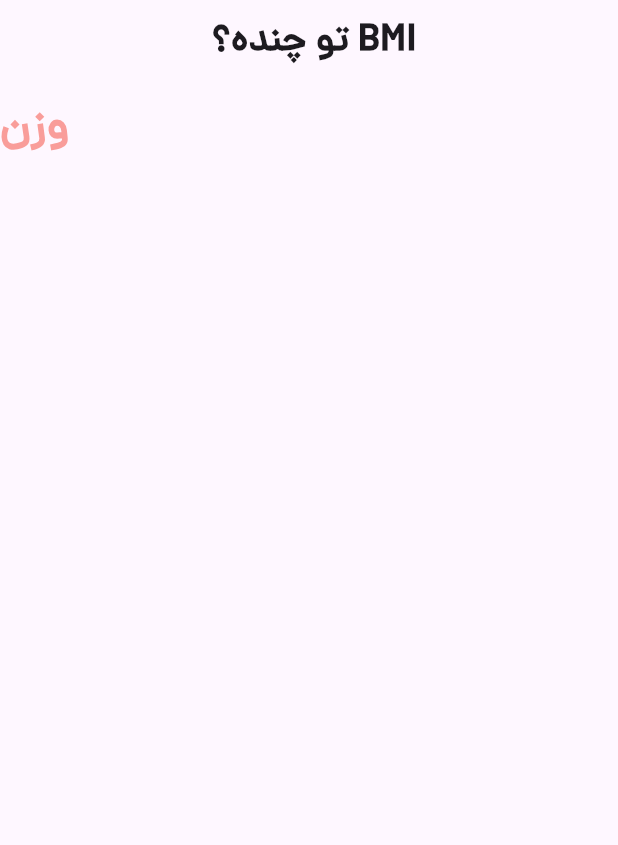
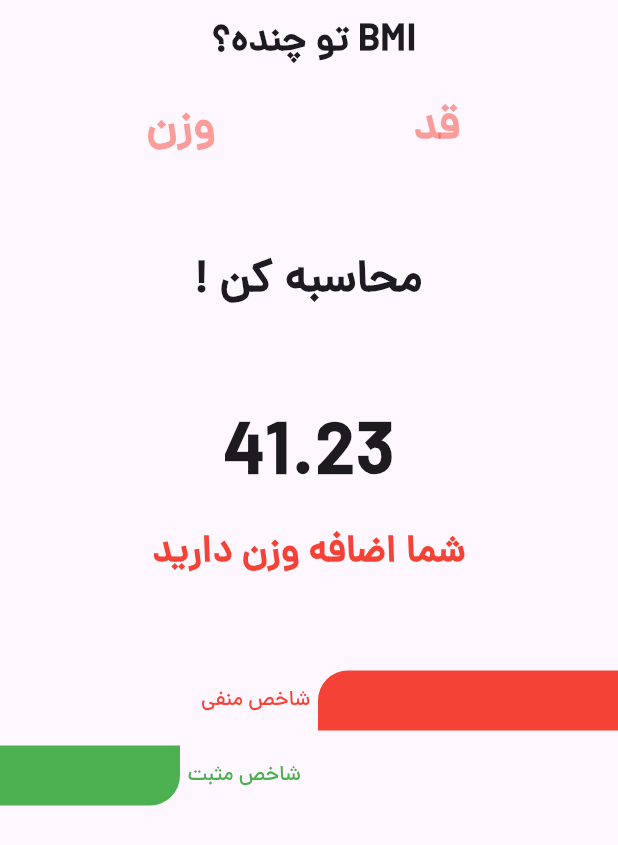
Before and after one commit to mahdiramezanii/bmi-calcul, a Flutter app: the screen it shows after launch, on a phone screen of 412 x 824 dp. Shown: the top 845 px of the screen. Run offline on Flutter 3.47's test engine with Material 3 defaults, Android fonts, the phone set to English and light mode, and no system bars.

Commit message:
complated ui

```diff
--- a/lib/main.dart
+++ b/lib/main.dart
@@ -23,9 +23,13 @@
           body: SafeArea(
             child: Column(
               children: [
+                Row(
+                  mainAxisAlignment: MainAxisAlignment.spaceEvenly,
+                  children: [
                     Container(
-                  width: 300,
+                      width: 100,
                       child: TextField(
+                        textAlign: TextAlign.center,
                         style: TextStyle(
                           color: Colors.red,
                           fontSize: 30,
@@ -35,9 +39,26 @@
                           border: InputBorder.none,
                           hintText: "وزن",
                           hintStyle: TextStyle(
-
                             color: Colors.red.withOpacity(0.5),
-
+                          ),
+                        ),
+                        keyboardType: TextInputType.text,
+                      ),
+                    ),
+                    Container(
+                      width: 100,
+                      child: TextField(
+                        textAlign: TextAlign.center,
+                        style: TextStyle(
+                          color: Colors.red,
+                          fontSize: 30,
+                          fontWeight: FontWeight.bold,
+                        ),
+                        decoration: InputDecoration(
+                          border: InputBorder.none,
+                          hintText: "قد",
+                          hintStyle: TextStyle(
+                            color: Colors.red.withOpacity(0.5),
                           ),
                         ),
                         keyboardType: TextInputType.text,
@@ -45,6 +66,36 @@
                     ),
                   ],
                 ),
+                SizedBox(height: 50),
+                InkWell(
+                  onTap: () {},
+                  child: Text(
+                    "! محاسبه کن",
+                    textAlign: TextAlign.center,
+                    style: TextStyle(fontSize: 30, fontWeight: FontWeight.bold),
+                  ),
+                ),
+                SizedBox(height: 60),
+                Text(
+                  "41.23",
+                  textAlign: TextAlign.center,
+                  style: TextStyle(fontSize: 50, fontWeight: FontWeight.w900),
+                ),
+                SizedBox(height: 10),
+                Text(
+                  "شما اضافه وزن دارید",
+                  textAlign: TextAlign.center,
+                  style: TextStyle(
+                      fontSize: 25,
+                      fontWeight: FontWeight.w900,
+                      color: Colors.red),
+                ),
+                SizedBox(height: 60),
+                RightShape(with_shap: 200),
+                SizedBox(height: 10),
+                LeftShape(with_shap: 120)
+              ],
+            ),
           )),
     );
   }
--- a/lib/widget/backgroun_right_shpae.dart
+++ b/lib/widget/backgroun_right_shpae.dart
@@ -11,15 +11,18 @@
     return Row(
       mainAxisAlignment: MainAxisAlignment.end,
       children: [
+        Text("شاخص منفی",style: TextStyle(color: Colors.red),),
+        SizedBox(width: 5,),
         Container(
           width: with_shap,
-          height: 30,
+          height: 40,
           decoration: BoxDecoration(
             color: Colors.red,
             borderRadius: BorderRadius.only(
-                topLeft: Radius.circular(20), bottomLeft: Radius.circular(20)),
+                topLeft: Radius.circular(20),),
           ),
-        )
+        ),
+
       ],
     );
   }
--- a/lib/widget/background_left_shape.dart
+++ b/lib/widget/background_left_shape.dart
@@ -18,17 +18,20 @@
   Widget build(BuildContext context) {
     return Row(
       children: [
+
         Container(
           width: with_shap,
-          height: 30,
+          height: 40,
           decoration: BoxDecoration(
             color: Colors.green,
             borderRadius: BorderRadius.only(
-              topRight: Radius.circular(20),
+
               bottomRight: Radius.circular(20),
             ),
           ),
-        )
+        ),
+        SizedBox(width: 5,),
+        Text("شاخص مثبت",style: TextStyle(color: Colors.green),),
       ],
     );
   }
```
Lines whose indentation alone changed are shown as unchanged.
